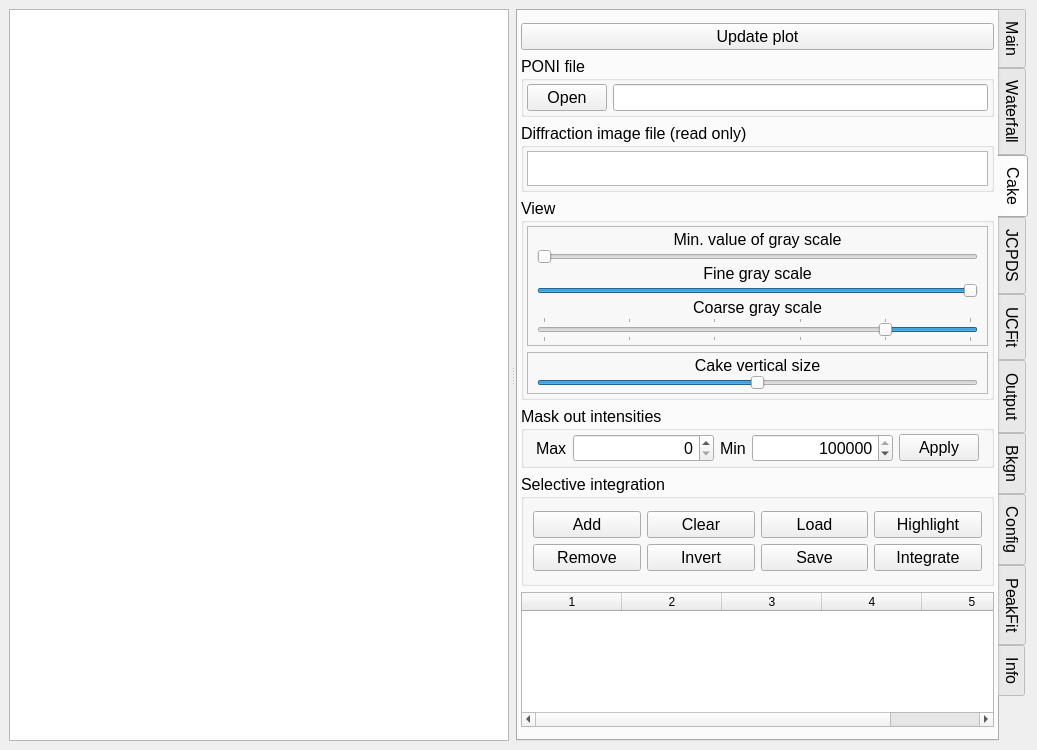
The window that ui/peakpo.ui (SHDShim/PeakPo) describes before a commit, drawn with Qt 5.
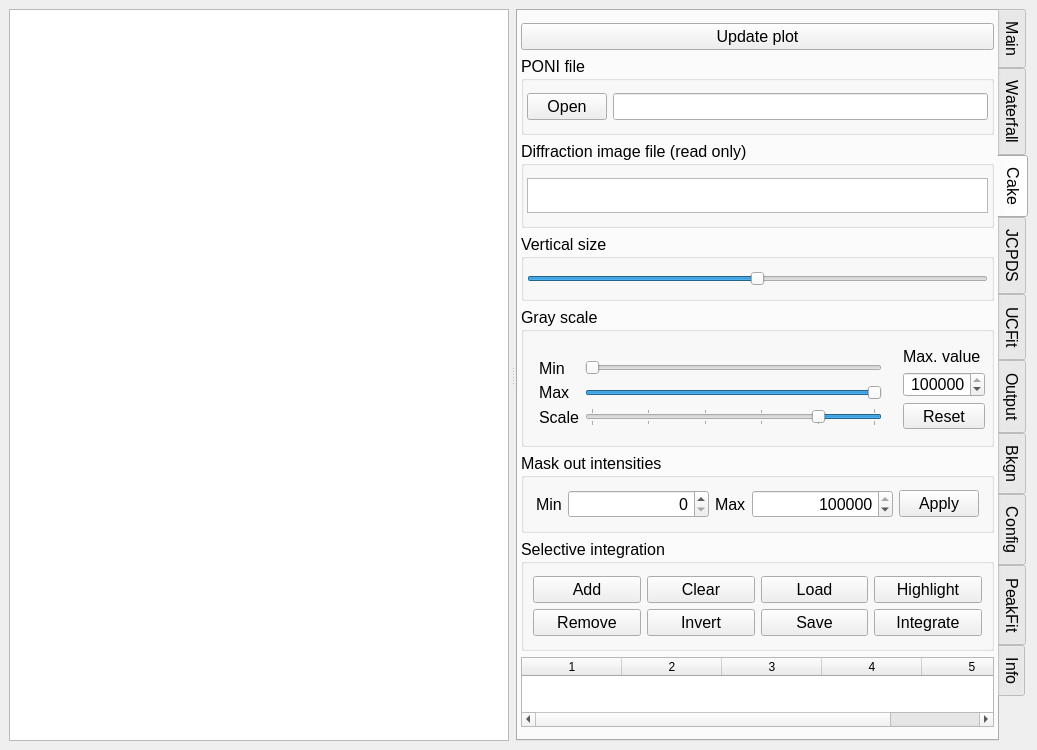
The same window after the commit. The open tabs and pages were chosen to show the change. Custom widgets are drawn as their Qt base class.

Commit message: add new waterfall function and improve cake scale

The edit to the form file:
```diff
--- a/ui/peakpo.ui
+++ b/ui/peakpo.ui
@@ -1844,13 +1844,13 @@
              <number>3</number>
             </property>
             <property name="topMargin">
-             <number>3</number>
+             <number>12</number>
             </property>
             <property name="rightMargin">
              <number>3</number>
             </property>
             <property name="bottomMargin">
-             <number>3</number>
+             <number>12</number>
             </property>
             <item row="1" column="1">
              <widget class="QLineEdit" name="lineEdit_PONI"/>
@@ -1893,13 +1893,13 @@
              <number>3</number>
             </property>
             <property name="topMargin">
-             <number>3</number>
+             <number>12</number>
             </property>
             <property name="rightMargin">
              <number>3</number>
             </property>
             <property name="bottomMargin">
-             <number>3</number>
+             <number>12</number>
             </property>
             <item>
              <widget class="QTextEdit" name="textEdit_DiffractionImageFilename">
@@ -1923,6 +1923,55 @@
            </layout>
           </widget>
          </item>
+         <item>
+          <widget class="QGroupBox" name="groupBox_5">
+           <property name="sizePolicy">
+            <sizepolicy hsizetype="Preferred" vsizetype="Fixed">
+             <horstretch>0</horstretch>
+             <verstretch>0</verstretch>
+            </sizepolicy>
+           </property>
+           <property name="title">
+            <string>Vertical size</string>
+           </property>
+           <property name="flat">
+            <bool>true</bool>
+           </property>
+           <layout class="QVBoxLayout" name="verticalLayout_21">
+            <property name="spacing">
+             <number>0</number>
+            </property>
+            <property name="leftMargin">
+             <number>3</number>
+            </property>
+            <property name="topMargin">
+             <number>12</number>
+            </property>
+            <property name="rightMargin">
+             <number>3</number>
+            </property>
+            <property name="bottomMargin">
+             <number>12</number>
+            </property>
+            <item>
+             <widget class="QSlider" name="horizontalSlider_CakeAxisSize">
+              <property name="minimum">
+               <number>1</number>
+              </property>
+              <property name="pageStep">
+               <number>1</number>
+              </property>
+              <property name="value">
+               <number>50</number>
+              </property>
+              <property name="orientation">
+               <enum>Qt::Horizontal</enum>
+              </property>
+             </widget>
+            </item>
+           </layout>
+          </widget>
+         </item>
          <item>
           <widget class="QGroupBox" name="groupBox_29">
            <property name="sizePolicy">
@@ -1932,12 +1981,12 @@
             </sizepolicy>
            </property>
            <property name="title">
-            <string>View</string>
+            <string>Gray scale</string>
            </property>
            <property name="flat">
             <bool>true</bool>
            </property>
-           <layout class="QVBoxLayout" name="verticalLayout_19">
+           <layout class="QHBoxLayout" name="horizontalLayout_7">
             <property name="spacing">
              <number>-1</number>
             </property>
@@ -1945,10 +1994,25 @@
              <number>3</number>
             </property>
             <property name="topMargin">
-             <number>3</number>
+             <number>12</number>
             </property>
             <property name="rightMargin">
              <number>3</number>
+            </property>
+            <property name="bottomMargin">
+             <number>12</number>
+            </property>
+            <item>
+             <widget class="QFrame" name="frame_8">
+              <property name="frameShape">
+               <enum>QFrame::NoFrame</enum>
+              </property>
+              <property name="frameShadow">
+               <enum>QFrame::Plain</enum>
+              </property>
+              <layout class="QHBoxLayout" name="horizontalLayout_8">
+               <property name="topMargin">
+                <number>12</number>
             </property>
             <property name="bottomMargin">
              <number>3</number>
@@ -1962,32 +2026,47 @@
                </sizepolicy>
               </property>
               <property name="frameShape">
-               <enum>QFrame::StyledPanel</enum>
+                  <enum>QFrame::NoFrame</enum>
               </property>
               <property name="frameShadow">
-               <enum>QFrame::Raised</enum>
-              </property>
-              <layout class="QVBoxLayout" name="verticalLayout_20">
-               <property name="spacing">
-                <number>0</number>
+                  <enum>QFrame::Plain</enum>
+                 </property>
+                 <layout class="QGridLayout" name="gridLayout_22">
+                  <property name="leftMargin">
+                   <number>3</number>
                </property>
                <property name="topMargin">
                 <number>3</number>
                </property>
+                  <property name="rightMargin">
+                   <number>3</number>
+                  </property>
                <property name="bottomMargin">
                 <number>3</number>
                </property>
-               <item>
-                <widget class="QLabel" name="label_8">
-                 <property name="text">
-                  <string>Min. value of gray scale</string>
-                 </property>
-                 <property name="alignment">
-                  <set>Qt::AlignCenter</set>
+                  <item row="3" column="1">
+                   <widget class="QSlider" name="horizontalSlider_VMax">
+                    <property name="minimum">
+                     <number>1</number>
+                    </property>
+                    <property name="maximum">
+                     <number>1000</number>
+                    </property>
+                    <property name="pageStep">
+                     <number>1000</number>
+                    </property>
+                    <property name="value">
+                     <number>1000</number>
+                    </property>
+                    <property name="orientation">
+                     <enum>Qt::Horizontal</enum>
+                    </property>
+                    <property name="tickPosition">
+                     <enum>QSlider::NoTicks</enum>
                  </property>
                 </widget>
                </item>
-               <item>
+                  <item row="1" column="1">
                 <widget class="QSlider" name="horizontalSlider_VMin">
                  <property name="minimum">
                   <number>1</number>
@@ -2018,49 +2097,7 @@
                  </property>
                 </widget>
                </item>
-               <item>
-                <widget class="QLabel" name="label_9">
-                 <property name="text">
-                  <string>Fine gray scale</string>
-                 </property>
-                 <property name="alignment">
-                  <set>Qt::AlignCenter</set>
-                 </property>
-                </widget>
-               </item>
-               <item>
-                <widget class="QSlider" name="horizontalSlider_VMax">
-                 <property name="minimum">
-                  <number>1</number>
-                 </property>
-                 <property name="maximum">
-                  <number>1000</number>
-                 </property>
-                 <property name="pageStep">
-                  <number>1000</number>
-                 </property>
-                 <property name="value">
-                  <number>1000</number>
-                 </property>
-                 <property name="orientation">
-                  <enum>Qt::Horizontal</enum>
-                 </property>
-                 <property name="tickPosition">
-                  <enum>QSlider::NoTicks</enum>
-                 </property>
-                </widget>
-               </item>
-               <item>
-                <widget class="QLabel" name="label_19">
-                 <property name="text">
-                  <string>Coarse gray scale</string>
-                 </property>
-                 <property name="alignment">
-                  <set>Qt::AlignCenter</set>
-                 </property>
-                </widget>
-               </item>
-               <item>
+                  <item row="5" column="1">
                 <widget class="QSlider" name="horizontalSlider_MaxScaleBars">
                  <property name="minimum">
                   <number>0</number>
@@ -2091,56 +2128,108 @@
                  </property>
                 </widget>
                </item>
+                  <item row="1" column="0">
+                   <widget class="QLabel" name="label_8">
+                    <property name="text">
+                     <string>Min</string>
+                    </property>
+                    <property name="alignment">
+                     <set>Qt::AlignLeading|Qt::AlignLeft|Qt::AlignVCenter</set>
+                    </property>
+                   </widget>
+                  </item>
+                  <item row="3" column="0">
+                   <widget class="QLabel" name="label_9">
+                    <property name="text">
+                     <string>Max</string>
+                    </property>
+                    <property name="alignment">
+                     <set>Qt::AlignLeading|Qt::AlignLeft|Qt::AlignVCenter</set>
+                    </property>
+                   </widget>
+                  </item>
+                  <item row="5" column="0">
+                   <widget class="QLabel" name="label_19">
+                    <property name="text">
+                     <string>Scale</string>
+                    </property>
+                    <property name="alignment">
+                     <set>Qt::AlignLeading|Qt::AlignLeft|Qt::AlignVCenter</set>
+                    </property>
+                   </widget>
+                  </item>
+                 </layout>
+                </widget>
+               </item>
               </layout>
              </widget>
             </item>
             <item>
-             <widget class="QFrame" name="frame_5">
-              <property name="sizePolicy">
-               <sizepolicy hsizetype="Preferred" vsizetype="Fixed">
-                <horstretch>0</horstretch>
-                <verstretch>0</verstretch>
-               </sizepolicy>
-              </property>
-              <property name="frameShape">
-               <enum>QFrame::StyledPanel</enum>
-              </property>
-              <property name="frameShadow">
-               <enum>QFrame::Raised</enum>
-              </property>
-              <layout class="QVBoxLayout" name="verticalLayout_21">
-               <property name="spacing">
-                <number>0</number>
+             <widget class="QFrame" name="frame_7">
+              <layout class="QVBoxLayout" name="verticalLayout_20">
+               <property name="leftMargin">
+                <number>3</number>
                </property>
                <property name="topMargin">
                 <number>3</number>
                </property>
+               <property name="rightMargin">
+                <number>3</number>
+               </property>
                <property name="bottomMargin">
                 <number>3</number>
                </property>
                <item>
                 <widget class="QLabel" name="label_12">
                  <property name="text">
-                  <string>Cake vertical size</string>
+                  <string>Max. value</string>
+                 </property>
+                </widget>
+               </item>
+               <item>
+                <widget class="QSpinBox" name="spinBox_MaxCakeScale">
+                 <property name="sizePolicy">
+                  <sizepolicy hsizetype="Minimum" vsizetype="Fixed">
+                   <horstretch>0</horstretch>
+                   <verstretch>0</verstretch>
+                  </sizepolicy>
+                 </property>
+                 <property name="focusPolicy">
+                  <enum>Qt::StrongFocus</enum>
                  </property>
                  <property name="alignment">
-                  <set>Qt::AlignCenter</set>
+                  <set>Qt::AlignRight|Qt::AlignTrailing|Qt::AlignVCenter</set>
                  </property>
-                </widget>
-               </item>
-               <item>
-                <widget class="QSlider" name="horizontalSlider_CakeAxisSize">
-                 <property name="minimum">
-                  <number>1</number>
-                 </property>
-                 <property name="pageStep">
-                  <number>1</number>
+                 <property name="maximum">
+                  <number>10000000</number>
                  </property>
                  <property name="value">
-                  <number>50</number>
+                  <number>100000</number>
                  </property>
-                 <property name="orientation">
-                  <enum>Qt::Horizontal</enum>
+                </widget>
+               </item>
+               <item>
+                <widget class="QPushButton" name="pushButton_ResetCakeScale">
+                 <property name="sizePolicy">
+                  <sizepolicy hsizetype="Minimum" vsizetype="Fixed">
+                   <horstretch>0</horstretch>
+                   <verstretch>0</verstretch>
+                  </sizepolicy>
+                 </property>
+                 <property name="toolTip">
+                  <string>Reset full scale</string>
+                 </property>
+                 <property name="text">
+                  <string>Reset</string>
+                 </property>
+                 <property name="autoDefault">
+                  <bool>false</bool>
+                 </property>
+                 <property name="default">
+                  <bool>false</bool>
+                 </property>
+                 <property name="flat">
+                  <bool>false</bool>
                  </property>
                 </widget>
                </item>
@@ -2169,13 +2258,13 @@
              <number>12</number>
             </property>
             <property name="topMargin">
-             <number>3</number>
+             <number>12</number>
             </property>
             <property name="rightMargin">
              <number>12</number>
             </property>
             <property name="bottomMargin">
-             <number>3</number>
+             <number>12</number>
             </property>
             <item>
              <widget class="QLabel" name="label_11">
@@ -2186,7 +2275,7 @@
                </sizepolicy>
               </property>
               <property name="text">
-               <string>Max</string>
+               <string>Min</string>
               </property>
              </widget>
             </item>
@@ -2212,7 +2301,7 @@
                </sizepolicy>
               </property>
               <property name="text">
-               <string>Min</string>
+               <string>Max</string>
               </property>
              </widget>
             </item>
```
Left out of the diff: 22 changed lines with no effect on the pictures. Lines whose indentation alone changed are shown as unchanged. The commit also changes 9 other files.
